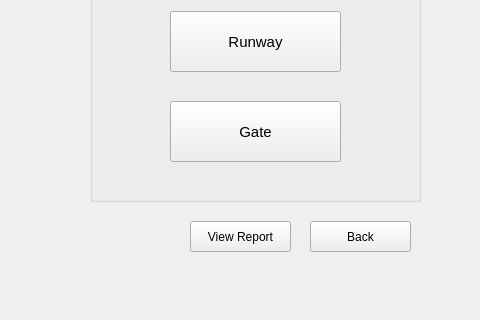
Qt form GroundManager.ui (Muneeba-Badar/DB-Final-Project) before a commit; both pictures show x 160 to 640 and y 239 to 559 of the 811 by 559 pixel window.
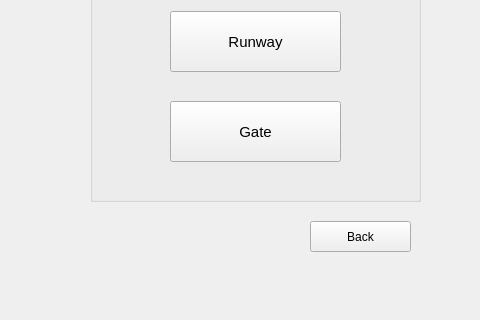
The same form after that commit.

The edit to the form file:
```diff
--- a/GroundManager.ui
+++ b/GroundManager.ui
@@ -125,24 +125,6 @@
      </property>
     </widget>
    </widget>
-   <widget class="QPushButton" name="groundReport">
-    <property name="geometry">
-     <rect>
-      <x>350</x>
-      <y>460</y>
-      <width>101</width>
-      <height>31</height>
-     </rect>
-    </property>
-    <property name="font">
-     <font>
-      <pointsize>9</pointsize>
-     </font>
-    </property>
-    <property name="text">
-     <string>View Report</string>
-    </property>
-   </widget>
   </widget>
   <widget class="QMenuBar" name="menubar">
    <property name="geometry">
```
